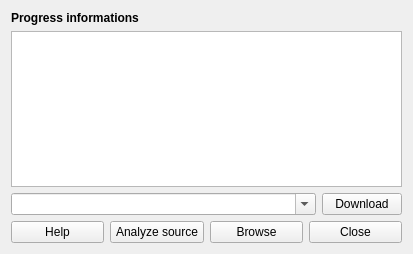
This is src/qt_gui/extractor.ui in mavak/linux-track as Qt 5 draws it before an edit. The edited form follows.
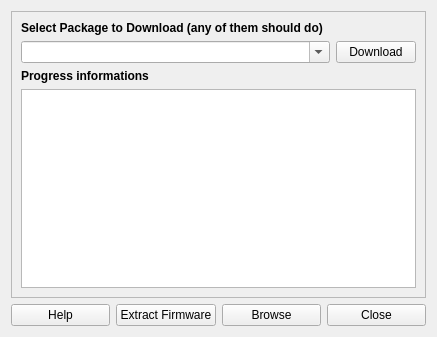
This is the edited form.

What changed in the file:
```diff
--- a/src/qt_gui/extractor.ui
+++ b/src/qt_gui/extractor.ui
@@ -6,18 +6,25 @@
    <rect>
     <x>0</x>
     <y>0</y>
-    <width>413</width>
-    <height>254</height>
+    <width>437</width>
+    <height>337</height>
    </rect>
   </property>
   <property name="windowTitle">
    <string>Extractor</string>
   </property>
-  <layout class="QHBoxLayout" name="horizontalLayout_3">
-   <item>
     <layout class="QVBoxLayout" name="verticalLayout">
      <item>
-      <widget class="QLabel" name="label">
+    <widget class="QFrame" name="frame">
+     <property name="frameShape">
+      <enum>QFrame::StyledPanel</enum>
+     </property>
+     <property name="frameShadow">
+      <enum>QFrame::Raised</enum>
+     </property>
+     <layout class="QVBoxLayout" name="verticalLayout_2">
+      <item>
+       <widget class="QLabel" name="label_2">
        <property name="font">
         <font>
          <weight>75</weight>
@@ -25,17 +32,7 @@
         </font>
        </property>
        <property name="text">
-        <string>Progress informations</string>
-       </property>
-      </widget>
-     </item>
-     <item>
-      <widget class="QPlainTextEdit" name="LogView">
-       <property name="lineWrapMode">
-        <enum>QPlainTextEdit::NoWrap</enum>
-       </property>
-       <property name="readOnly">
-        <bool>true</bool>
+         <string>Select Package to Download (any of them should do)</string>
        </property>
       </widget>
      </item>
@@ -64,7 +61,33 @@
       </layout>
      </item>
      <item>
-      <layout class="QHBoxLayout" name="horizontalLayout">
+       <widget class="QLabel" name="label">
+        <property name="font">
+         <font>
+          <weight>75</weight>
+          <bold>true</bold>
+         </font>
+        </property>
+        <property name="text">
+         <string>Progress informations</string>
+        </property>
+       </widget>
+      </item>
+      <item>
+       <widget class="QPlainTextEdit" name="LogView">
+        <property name="lineWrapMode">
+         <enum>QPlainTextEdit::NoWrap</enum>
+        </property>
+        <property name="readOnly">
+         <bool>true</bool>
+        </property>
+       </widget>
+      </item>
+     </layout>
+    </widget>
+   </item>
+   <item>
+    <layout class="QHBoxLayout" name="horizontalLayout_3">
        <item>
         <widget class="QPushButton" name="HelpButton">
          <property name="text">
@@ -75,7 +98,7 @@
        <item>
         <widget class="QPushButton" name="AnalyzeSourceButton">
          <property name="text">
-          <string>Analyze source</string>
+        <string>Extract Firmware</string>
          </property>
         </widget>
        </item>
@@ -92,8 +115,6 @@
           <string>Close</string>
          </property>
         </widget>
-       </item>
-      </layout>
      </item>
     </layout>
    </item>
```
Lines whose indentation alone changed are shown as unchanged.
